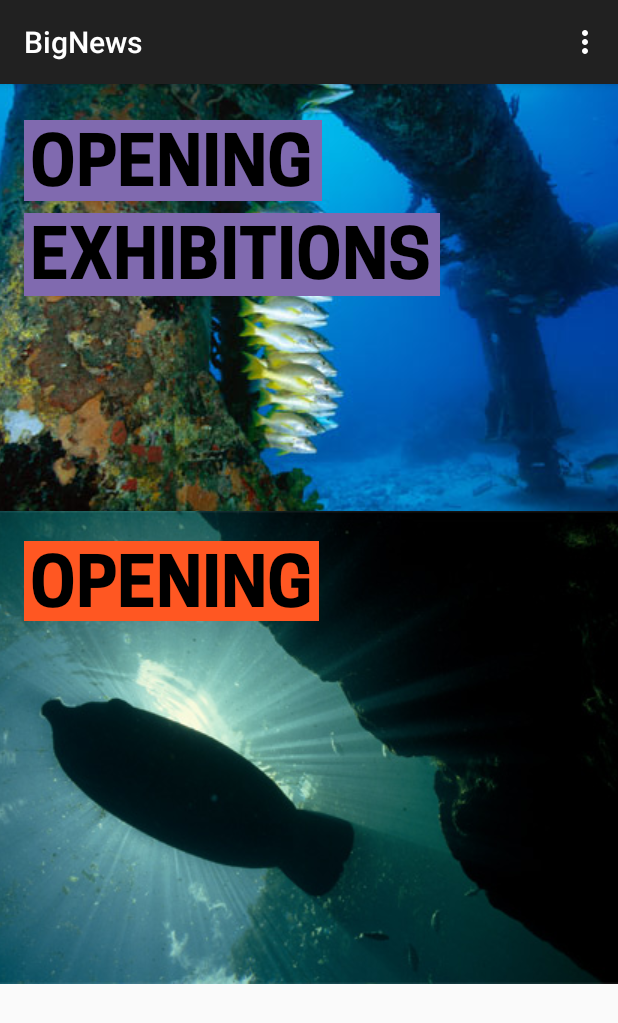
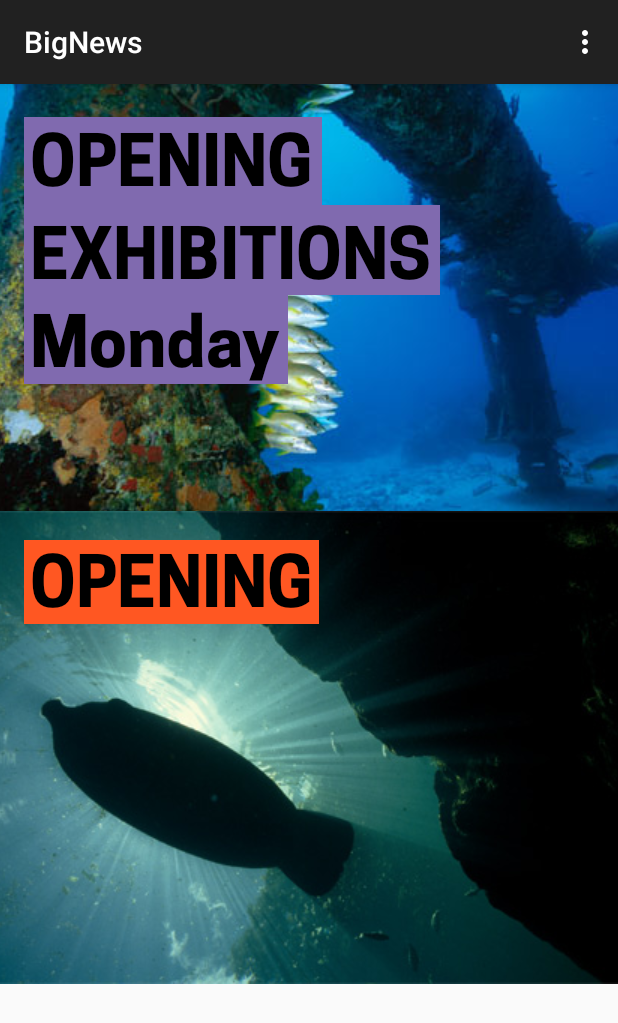
Before and after one commit to pjheenan/BlockText, an Android app: the screen it shows after launch (MainActivity), on a phone screen of 412 x 824 dp. Shown: the top 1023 px of the screen. Run offline under Robolectric (Android 15) with nearby library versions, the phone set to English and light mode, and no system bars.

Commit message:
tweaking top and bottom value settings
rework setting top and bottom values using the font metrics values as a starting point. Create more accurate presentation on top and bottom margins that are more consistent across multiple lines and different font sizings.

```diff
--- a/app/src/main/java/com/philheenan/bignews/CooperTextView.java
+++ b/app/src/main/java/com/philheenan/bignews/CooperTextView.java
@@ -14,6 +14,43 @@ import android.widget.TextView;
  */
 public class CooperTextView extends TextView {
 
+    /**
+     * <dimen name="abc_text_size_body_1_material">16sp</dimen>
+     *
+     <dimen name="abc_text_size_body_2_material">16sp</dimen>
+
+     <dimen name="abc_text_size_button_material">14sp</dimen>
+
+     <dimen name="abc_text_size_caption_material">12sp</dimen>
+
+     <dimen name="abc_text_size_display_1_material">34sp</dimen>
+
+     <dimen name="abc_text_size_display_2_material">45sp</dimen>
+
+     <dimen name="abc_text_size_display_3_material">56sp</dimen>
+
+     <dimen name="abc_text_size_display_4_material">112sp</dimen>
+
+     <dimen name="abc_text_size_headline_material">24sp</dimen>
+
+     <dimen name="abc_text_size_large_material">22sp</dimen>
+
+     <dimen name="abc_text_size_medium_material">18sp</dimen>
+
+     <dimen name="abc_text_size_menu_material">16sp</dimen>
+
+     <dimen name="abc_text_size_small_material">14sp</dimen>
+
+     <dimen name="abc_text_size_subhead_material">16sp</dimen>
+
+     <dimen name="abc_text_size_subtitle_material_toolbar">16dp</dimen>
+
+     <dimen name="abc_text_size_title_material">20sp</dimen>
+
+     <dimen name="abc_text_size_title_material_toolbar">20dp</dimen>
+     *
+     */
+
     int bgColour;
     Rect bgRect = new Rect();
     Paint bgPaint = new Paint();
@@ -25,6 +62,8 @@ public class CooperTextView extends TextView {
     int paddingNotRow1Bottom;
     int padding25x;
     int paddingRow1Bottom;
+    int paddingMultiLineTop;
+    float baseTextSize = 135f;
 
     public CooperTextView(Context context) {
         super(context);
@@ -51,31 +90,59 @@ public class CooperTextView extends TextView {
         padding = Math.round(TypedValue.applyDimension(TypedValue.COMPLEX_UNIT_DIP, basePadding, getContext().getResources().getDisplayMetrics()));
 //        padding5x = padding * 5;
         paddingSingleRowBottom = padding / 2;
+        paddingMultiLineTop = (int)(padding * (2.5f / (baseTextSize / getTextSize())));
         padding25x = (int)(padding * 2.5f);
-        paddingRow1Bottom = (int)(padding * 4.5);
+        paddingRow1Bottom = (int)(padding * (4.5 / (baseTextSize / getTextSize())));
         paddingNotRow1Bottom = padding * 4;
     }
 
     @Override
     protected void onDraw(Canvas canvas) {
+        System.out.println("text size: " + getTextSize());
+        Paint.FontMetrics metrics = getPaint().getFontMetrics();
+        System.out.println("font metrics: "
+                + "- ascent: " + metrics.ascent
+                + " - descent: " + metrics.descent
+                + " - leading: " + metrics.leading
+                + " - top: " + metrics.top
+                + " - bottom: " + metrics.bottom);
+        System.out.println("baseline: " + getBaseline());
+
         count = getLineCount();
+
         for (int j = 0; j < getText().length(); j++) {
             array.put(getLayout().getLineForOffset(j), j);
         }
         for (int i = 0; i < count; i++) {
             getLineBounds(i, bgRect);
             bgRect.left -= padding;
+            System.out.println("base rect: " + bgRect.toString());
+            System.out.println("bottom padding: " + getPaddingBottom());
+            System.out.println("top padding: " + getPaddingTop());
+            System.out.println("line height: " + getLineHeight());
+            System.out.println("compound bottom padding: " + getCompoundPaddingBottom());
+            System.out.println("compound top padding: " + getCompoundPaddingTop());
 
             bgRect.right = (int) getLayout().getSecondaryHorizontal(array.get(i) + (i == (count - 1) ? 1 : 0)) + padding25x;
 
-            if (i == 0) {
-                bgRect.bottom -= (count > 1) ? paddingRow1Bottom : paddingSingleRowBottom;
-            } else {
-                bgRect.top -= padding25x;
+//            bgRect.bottom -= metrics.descent;
+            if (i < (count -1)) {
+                bgRect.bottom -= metrics.leading;
+            }
+//            if (i > 0) {
+//                bgRect.top -= metrics.bottom;
+//            }
+
+//            if (i == 0) {
+                bgRect.top = (int)(bgRect.bottom + metrics.ascent) - getPaddingTop() - (int)metrics.descent - (int)(metrics.leading / 2);
+//                bgRect.bottom -= (count > 1) ? paddingRow1Bottom : paddingSingleRowBottom;
+//            } else {
+//                bgRect.top -= paddingMultiLineTop;
                 if (count > 1 && i < (count -1)) {
-                    bgRect.bottom -= paddingNotRow1Bottom;
+//                    bgRect.bottom -= paddingNotRow1Bottom;
                 }
-            }
+//            }
+            System.out.println("modified rect: " + bgRect.toString());
             canvas.drawRect(bgRect, bgPaint);
         }
         super.onDraw(canvas);
--- a/app/src/main/java/com/philheenan/bignews/MainActivity.java
+++ b/app/src/main/java/com/philheenan/bignews/MainActivity.java
@@ -21,7 +21,7 @@ public class MainActivity extends ActionBarActivity {
         Typeface face = Typeface.createFromAsset(getAssets(), "CooperHewitt-Bold.otf");
 
         CooperTextView textView = (CooperTextView) findViewById(R.id.text);
-        textView.setText("OPENING EXHIBITIONS");
+        textView.setText("OPENING EXHIBITIONS Monday");
         textView.setColour(getResources().getColor(R.color.highlight));
         textView.setTypeface(face);
 
```
